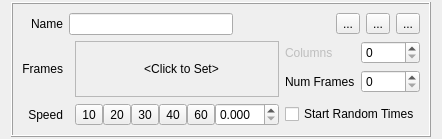
First picture: the form in Editor/src/Assets/Atlas/TileSet/WgtTileSetAnimation.ui, repository GameOverture/HarmonyEngine, before the edit.
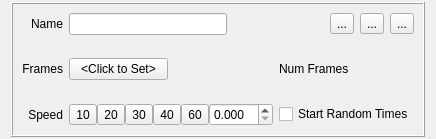
Second picture: the form after the edit. Icons and pictures are not drawn.

Commit message: TileData now has UUID; TileSet animations are now stored by frames of uuids

```diff
--- a/Editor/src/Assets/Atlas/TileSet/WgtTileSetAnimation.ui
+++ b/Editor/src/Assets/Atlas/TileSet/WgtTileSetAnimation.ui
@@ -9,7 +9,7 @@
    <rect>
     <x>0</x>
     <y>0</y>
-    <width>418</width>
+    <width>412</width>
     <height>139</height>
    </rect>
   </property>
@@ -93,37 +93,6 @@
         </item>
        </layout>
       </item>
-      <item row="2" column="2">
-       <widget class="QFrame" name="frame">
-        <property name="frameShape">
-         <enum>QFrame::Shape::StyledPanel</enum>
-        </property>
-        <property name="frameShadow">
-         <enum>QFrame::Shadow::Raised</enum>
-        </property>
-        <layout class="QHBoxLayout" name="horizontalLayout_3">
-         <property name="topMargin">
-          <number>0</number>
-         </property>
-         <property name="rightMargin">
-          <number>0</number>
-         </property>
-         <property name="bottomMargin">
-          <number>0</number>
-         </property>
-         <item>
-          <widget class="QPushButton" name="btnFramePreview">
-           <property name="text">
-            <string>&lt;Click to Set&gt;</string>
-           </property>
-           <property name="flat">
-            <bool>true</bool>
-           </property>
-          </widget>
-         </item>
-        </layout>
-       </widget>
-      </item>
       <item row="3" column="3">
        <widget class="QCheckBox" name="chkStartRandom">
         <property name="text">
@@ -152,41 +121,14 @@
        </widget>
       </item>
       <item row="2" column="3">
-       <layout class="QFormLayout" name="formLayout">
-        <item row="0" column="0">
-         <widget class="QLabel" name="lblColumns">
-          <property name="enabled">
-           <bool>false</bool>
-          </property>
-          <property name="text">
-           <string>Columns</string>
-          </property>
-         </widget>
-        </item>
-        <item row="1" column="0">
+       <layout class="QHBoxLayout" name="horizontalLayout_6">
+        <item>
          <widget class="QLabel" name="lblNumFrames">
           <property name="text">
            <string>Num Frames</string>
           </property>
          </widget>
         </item>
-        <item row="1" column="1">
-         <widget class="QSpinBox" name="sbNumFrames">
-          <property name="minimum">
-           <number>0</number>
-          </property>
-          <property name="value">
-           <number>0</number>
-          </property>
-         </widget>
-        </item>
-        <item row="0" column="1">
-         <widget class="QSpinBox" name="sbColumns">
-          <property name="minimum">
-           <number>0</number>
-          </property>
-         </widget>
-        </item>
        </layout>
       </item>
       <item row="1" column="3">
@@ -237,7 +179,28 @@
         </property>
        </widget>
       </item>
-      <item row="1" column="1" colspan="2">
+      <item row="2" column="2">
+       <layout class="QHBoxLayout" name="horizontalLayout_7">
+        <item>
+         <widget class="QPushButton" name="btnFramePreview">
+          <property name="text">
+           <string>&lt;Click to Set&gt;</string>
+          </property>
+          <property name="flat">
+           <bool>false</bool>
+          </property>
+         </widget>
+        </item>
+        <item>
+         <widget class="QLabel" name="lblFramePreview">
+          <property name="text">
+           <string/>
+          </property>
+         </widget>
+        </item>
+       </layout>
+      </item>
+      <item row="1" column="2">
        <layout class="QHBoxLayout" name="horizontalLayout_4">
         <item>
          <widget class="QLineEdit" name="txtName"/>
```
The commit also changes 9 other files.
